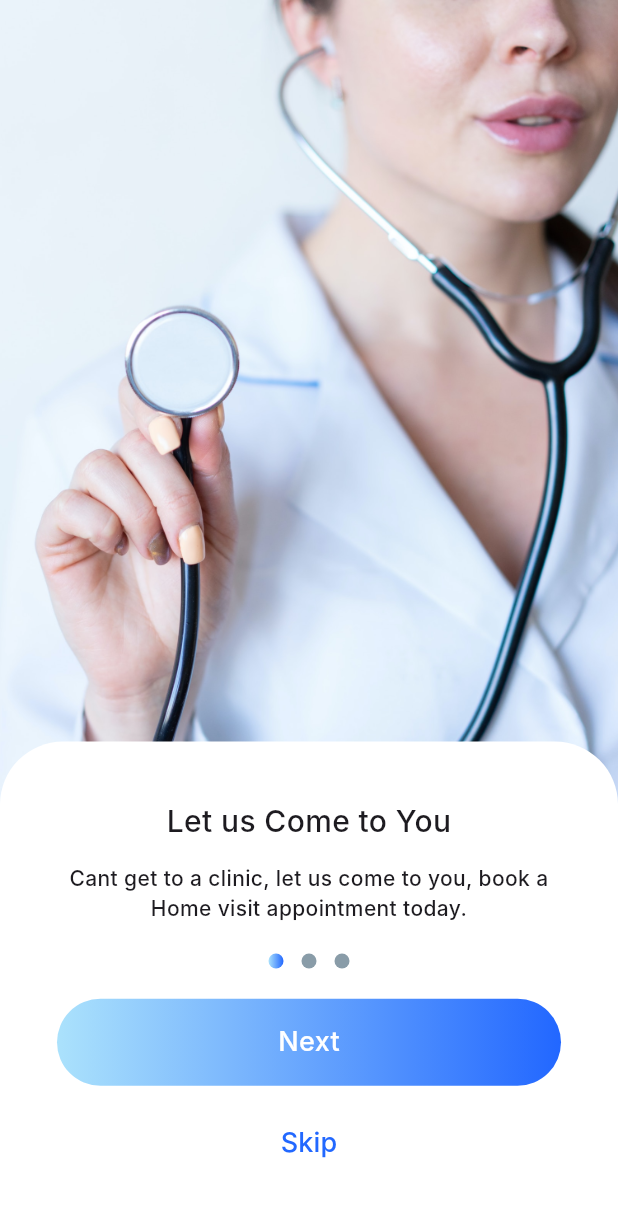
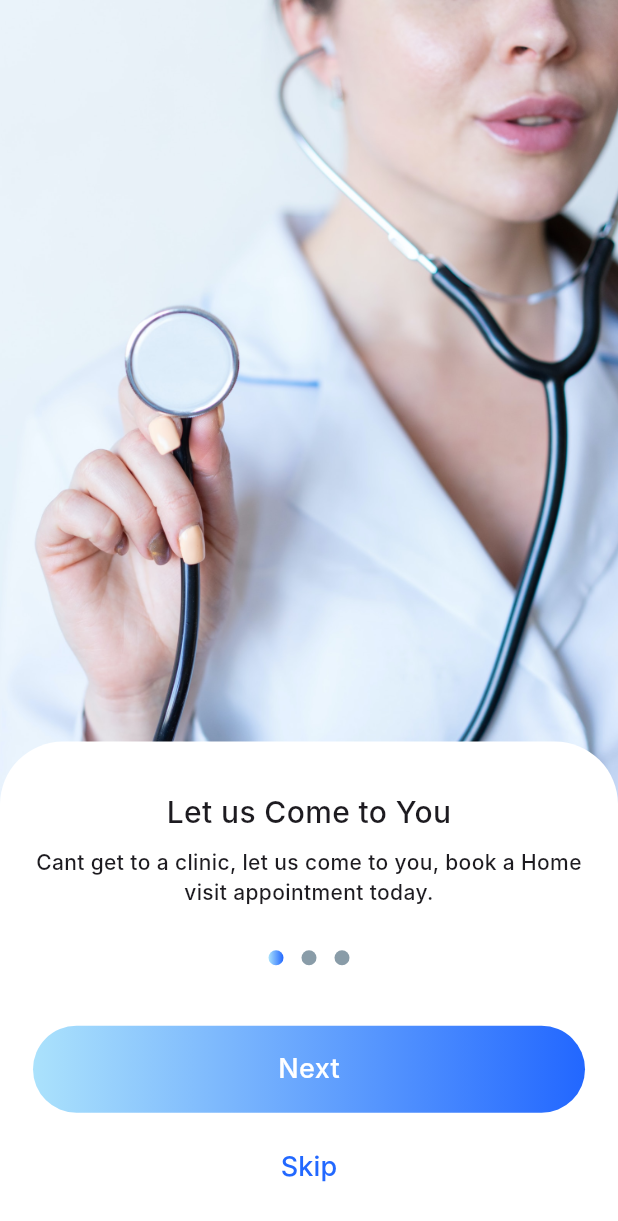
Before and after one commit to MustuBharmal/DocBookingApp, a Flutter app: the screen it shows after launch, on a phone screen of 412 x 824 dp. Shown: the top 1221 px of the screen. Run offline on Flutter 3.47's test engine with Material 3 defaults, Android fonts, the phone set to English and light mode, and no system bars; our stand-ins replace country_picker, dotted_border, flutter_svg, get, get_storage, google_fonts and 3 more; Roboto replaces fonts that are missing (Inter); project files that could hold a hidden picture were left out.

Commit message:
onboarding screen page controller ui fixed

```diff
--- a/lib/presentations/authentication/controller/authentication_controller.dart
+++ b/lib/presentations/authentication/controller/authentication_controller.dart
@@ -1,10 +1,11 @@
 import 'dart:async';
 import 'dart:io';
 import 'package:doc_booking_app/presentations/authentication/views/signup_screen.dart';
-import 'package:doc_booking_app/presentations/home/view/navigation_screen.dart';
-import 'package:flutter/cupertino.dart';
+import 'package:flutter/material.dart';
 import 'package:get/get.dart';
 import 'package:image_picker/image_picker.dart';
+
+import '../views/login_screen.dart';
 
 class AuthenticationController extends GetxController {
   static AuthenticationController get instance =>
@@ -64,7 +65,7 @@ class AuthenticationController extends GetxController {
   }
 
   Future<void> login() async {
-    Get.offAllNamed(NavigationScreen.routeName);
+    Get.offAllNamed(LoginScreen.routeName);
   }
   RxInt timeLeft = 60.obs; // 1 minute timer
   RxBool isTimerActive = true.obs;
--- a/lib/presentations/authentication/views/onboarding_screen.dart
+++ b/lib/presentations/authentication/views/onboarding_screen.dart
@@ -29,7 +29,6 @@ class _OnboardingScreenState extends State<OnboardingScreen> {
             onPageChanged: (index) {
               controller.activeIndex.value = index;
             },
-            // physics: NeverScrollableScrollPhysics(),
             controller: pageController,
             children: [
               Image.asset(AppImage.intro1, alignment: Alignment.topCenter),
@@ -43,11 +42,14 @@ class _OnboardingScreenState extends State<OnboardingScreen> {
               height: Get.height * 0.40,
               decoration:
                   BoxDecoration(color: AppColors.white, borderRadius: const BorderRadius.vertical(top: Radius.circular(42))),
-              padding: const EdgeInsets.all(16),
-              child: Padding(
-                padding: const EdgeInsets.all(22.0),
+              padding: const EdgeInsets.all(22),
               child: Column(
                 mainAxisAlignment: MainAxisAlignment.spaceBetween,
+                children: [
+                  SizedBox(
+                    height: Get.height * .12,
+                    child: Column(
+                      mainAxisAlignment: MainAxisAlignment.spaceEvenly,
                       children: [
                       Obx(
                             () => Text(
@@ -71,6 +73,9 @@ class _OnboardingScreenState extends State<OnboardingScreen> {
                           style: TextStyle(fontSize: 14, fontWeight: FontWeight.w500),
                         ),
                       ),
+
+                    ],),
+                  ),
                   Obx(
                         () => Row(
                       mainAxisAlignment: MainAxisAlignment.center,
@@ -92,6 +97,7 @@ class _OnboardingScreenState extends State<OnboardingScreen> {
                       ),
                     ),
                   ),
+                  SizedBox(height: 10,),
                   BlueButton(
                     label: 'Next',
                     onPressed: () {
@@ -107,7 +113,6 @@ class _OnboardingScreenState extends State<OnboardingScreen> {
                 ],
               ),
             ),
-            ),
           )
         ],
       ),
--- a/lib/widgets/custom_container_with_logo1.dart
+++ b/lib/widgets/custom_container_with_logo1.dart
@@ -6,15 +6,10 @@ class ContainerWithIcon1 extends StatelessWidget {
       {super.key,
       required this.text,
       required this.iconPath,
-      // required this.iconWidth,
-      // required this.iconHeight,
       required this.onPressed});
 
   final String text;
   final String iconPath;
-
-  // final double iconWidth;
-  // final double iconHeight;
   final VoidCallback? onPressed;
 
   @override
@@ -32,7 +27,6 @@ class ContainerWithIcon1 extends StatelessWidget {
           ),
         ),
         child: Column(
-          // mainAxisAlignment: MainAxisAlignment.start,
           crossAxisAlignment: CrossAxisAlignment.center,
           children: [
             Flexible(
```
Lines whose indentation alone changed are shown as unchanged.
